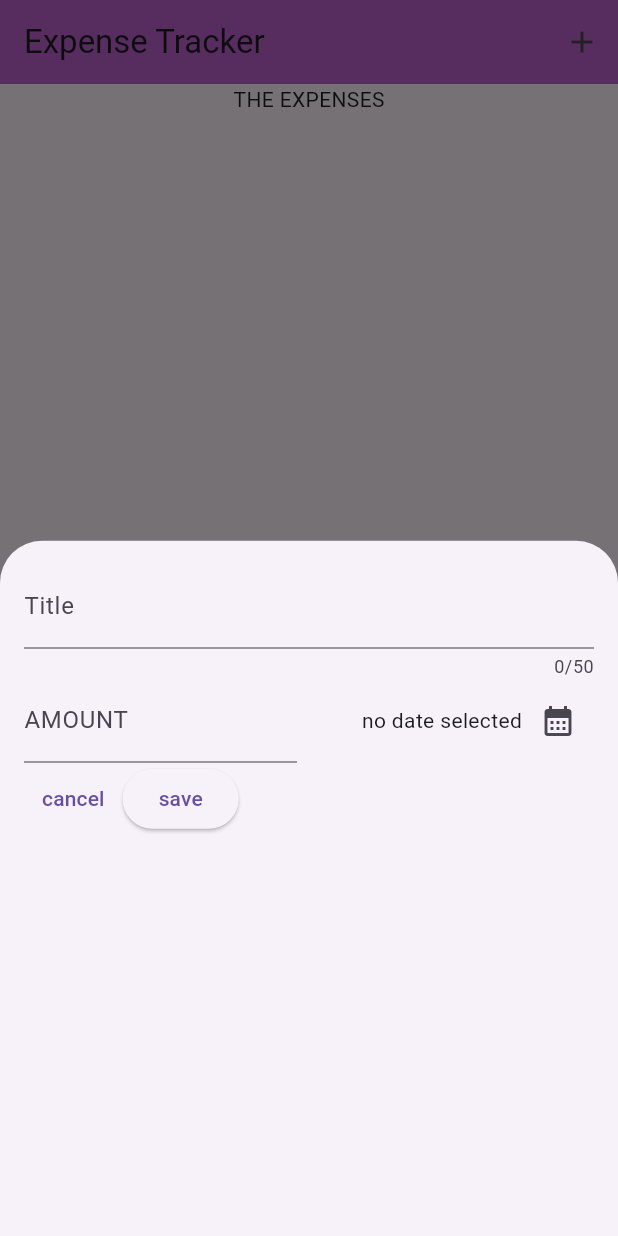
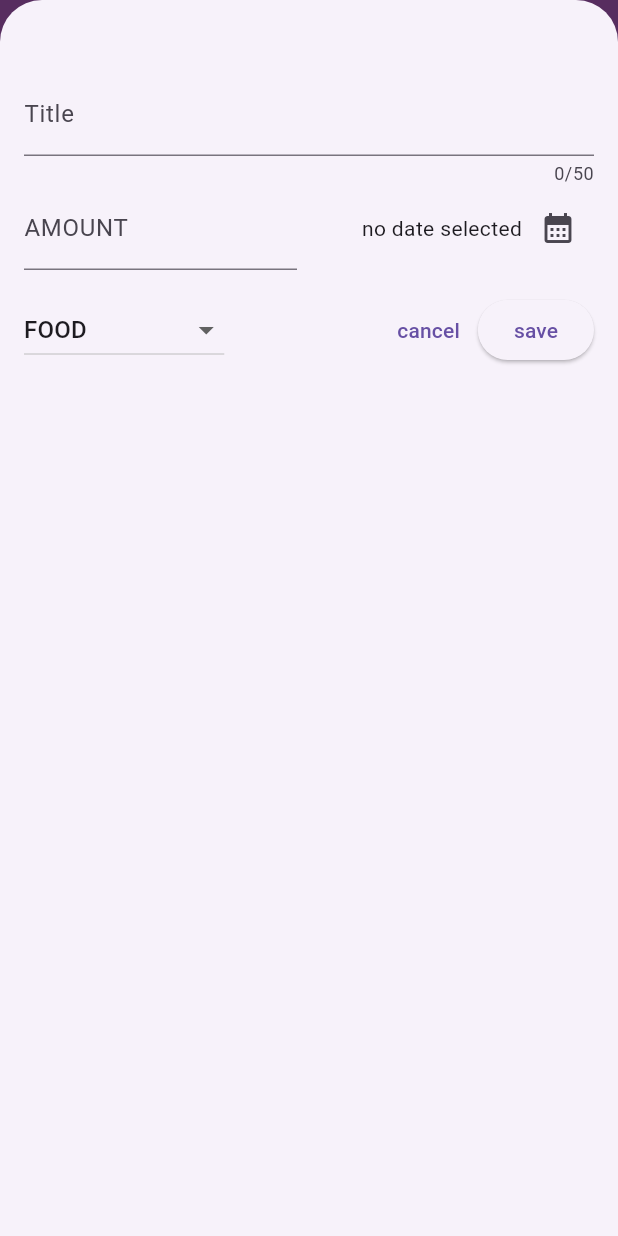
Before and after one commit to ramrshrcg/flutter, a Flutter app: the screen it shows after launch, after a tap on the "add" icon, on a phone screen of 412 x 824 dp. Run offline on Flutter 3.47's test engine with Material 3 defaults, Android fonts, the phone set to English and light mode, and no system bars.

```diff
--- a/lib/model/expense.dart
+++ b/lib/model/expense.dart
@@ -3,7 +3,7 @@ import 'package:uuid/uuid.dart';
 import 'package:intl/intl.dart';
 const uuid = Uuid();
 final formatter= DateFormat.yMd();
-enum Category{food, travel, work, leisure}
+enum Category{food, travel, work, leisure,miscelneous}
 
 // ignore: constant_identifier_names
 const CategoryIcons={
@@ -11,6 +11,7 @@ const CategoryIcons={
   Category.travel:Icons.flight_takeoff,
   Category.leisure: Icons.movie,
   Category.work: Icons.work,
+  Category.miscelneous: Icons.miscellaneous_services,
 
 };
 
--- a/lib/widgets/expenses.dart
+++ b/lib/widgets/expenses.dart
@@ -14,11 +14,57 @@ class Expenses extends StatefulWidget {
 
 class _ExpensesState extends State<Expenses> {
   final List<Expense> _registeredExpenses = [
+    //there is a expenses that to
+    //be displayed in the app in front page
+  ];
 
-  ];
+  void _openAddExpenseOverlay() {
+    showModalBottomSheet(
+      isScrollControlled: true,
+      context: context,
+      builder: (ctx) => NewExpense(onAddExpense: _addExpenses),
+    );
+  }
+
+  void _addExpenses(Expense expense) {
+    setState(() {});
+    _registeredExpenses.add(expense);
+  }
+
+  void _removeexpense(Expense expense) {
+    final expenseIndex= _registeredExpenses.indexOf(expense);
+    setState(() {
+      _registeredExpenses.remove(expense);
+    });
+
+    ScaffoldMessenger.of(context).clearSnackBars();
+    ScaffoldMessenger.of(context).showSnackBar(
+      SnackBar(
+        duration: const Duration(seconds: 5),
+        content: const Text('expense deleted'),
+        action: SnackBarAction(
+          label: 'undo',
+          onPressed: () {setState(() {
+            _registeredExpenses.insert(expenseIndex, expense);
+          });},
+        ),
+      ),
+    );
+  }
 
   @override
   Widget build(BuildContext context) {
+    Widget mainContent = const Center(
+      child: Text(
+        'No expenses found. Start adding some ',
+      ),
+    );
+
+    if (_registeredExpenses.isNotEmpty) {
+      mainContent = ExpensesList(
+          expenses: _registeredExpenses, onRemoveExpense: _removeexpense);
+    }
+
     return Scaffold(
       appBar: AppBar(
         title: const Text('Expense Tracker '),
@@ -26,10 +72,7 @@ class _ExpensesState extends State<Expenses> {
         actions: [
           IconButton(
             onPressed: () {
-              showModalBottomSheet(
-                context: context,
-                builder: (ctx) => NewExpense(),
-              );
+              _openAddExpenseOverlay();
             }, //_openAddExpenseOverlay(),
             icon: const Icon(Icons.add),
           ),
@@ -39,12 +82,10 @@ class _ExpensesState extends State<Expenses> {
         children: [
           const Text('THE EXPENSES'),
           Expanded(
-            child: ExpensesList(expenses: _registeredExpenses),
+            child: mainContent,
           ),
         ],
       ),
     );
-
-
   }
 }
--- a/lib/widgets/expenses_list/expenses_list.dart
+++ b/lib/widgets/expenses_list/expenses_list.dart
@@ -3,17 +3,25 @@ import 'package:flutter/material.dart';
 import 'package:expense_tracker_app/model/expense.dart';
 
 class ExpensesList extends StatelessWidget {
-  const ExpensesList({super.key, required this.expenses});
+  const ExpensesList({
+    super.key,
+    required this.expenses,
+    required this.onRemoveExpense,
+  });
   final List<Expense> expenses;
+  final void Function (Expense expense) onRemoveExpense;
 
   @override
   Widget build(BuildContext context) {
     return ListView.builder(
       itemCount: expenses.length,
-      itemBuilder: (ctx, index) => Expense_item(expenses[index]),
-
-
+      itemBuilder: (ctx, index) => Dismissible(
+        key: ValueKey(expenses[index]),
+        onDismissed: (direction){
+          onRemoveExpense(expenses[index],);
+        },
+        child: Expense_item(expenses[index]),
+      ),
     );
   }
-
-  }
+}
--- a/lib/widgets/new_expense.dart
+++ b/lib/widgets/new_expense.dart
@@ -1,8 +1,11 @@
+// ignore_for_file: non_constant_identifier_names
+
 import 'package:flutter/material.dart';
 import 'package:expense_tracker_app/model/expense.dart';
 
 class NewExpense extends StatefulWidget {
-  const NewExpense({super.key});
+  const NewExpense({super.key, required this.onAddExpense});
+  final void Function(Expense expense) onAddExpense;
 
   @override
   State<StatefulWidget> createState() {
@@ -19,6 +22,7 @@ class _NewExpense extends State<NewExpense> {
   final _titleController = TextEditingController();
   final _amountController = TextEditingController();
   DateTime? _selectedDate;
+  Category _selectedCategory = Category.food;
   @override
   void dispose() {
     _titleController.dispose();
@@ -27,7 +31,8 @@ class _NewExpense extends State<NewExpense> {
 
   void _presentDatePicker() async {
     final now = DateTime.now();
-    final firstdate = DateTime(now.year - 1, now.month, now.day);
+    final firstdate = DateTime(now.year - 1,
+     now.month, now.day);
 
     final pickeddate = await showDatePicker(
       context: context,
@@ -40,10 +45,48 @@ class _NewExpense extends State<NewExpense> {
     });
   }
 
+  void _submitExpensesDate() {
+    final enteredAmount = double.tryParse(_amountController
+    .text);
+    final amountIsInvalid = enteredAmount == null
+    || enteredAmount <= 0;
+
+    if (_titleController.text.trim().isEmpty ||
+        amountIsInvalid ||
+        _selectedDate == null) {
+      showDialog(
+        context: context,
+        builder: (ctx) => AlertDialog(
+          title: const Text('invalid input'),
+          content: const Text(
+              'please make sure a valid title amount date and categoty was entered'),
+          actions: [
+            TextButton(
+              onPressed: () {
+                Navigator.pop(ctx);
+              },
+              child: const Text('okay'),
+            ),
+          ],
+        ),
+      );
+      return;
+    }
+    widget.onAddExpense(
+      Expense(
+        title: _titleController.text,
+        amount: enteredAmount,
+        date: _selectedDate!,
+        category: _selectedCategory,
+      ),
+    );
+    Navigator.pop(context);
+  }
+
   @override
   Widget build(BuildContext context) {
     return Padding(
-      padding: const EdgeInsets.all(16),
+      padding: const EdgeInsets.fromLTRB(16, 48, 16, 16),
       child: Column(
         children: [
           TextField(
@@ -90,9 +133,33 @@ class _NewExpense extends State<NewExpense> {
               ),
             ],
           ),
+          const SizedBox(
+            height: 16,
+          ),
           Row(
             children: [
-             // DropdownButton(items: , onChanged: (value){},),
+              DropdownButton(
+                value: _selectedCategory,
+                items: Category.values
+                    .map(
+                      (category) => DropdownMenuItem(
+                        value: category,
+                        child: Text(
+                          category.name.toUpperCase(),
+                        ),
+                      ),
+                    )
+                    .toList(),
+                onChanged: (value) {
+                  if (value == null) {
+                    return;
+                  }
+                  setState(() {
+                    _selectedCategory = value;
+                  });
+                },
+              ),
+              const Spacer(),
               TextButton(
                 child: const Text('cancel'),
                 onPressed: () {
@@ -101,9 +168,7 @@ class _NewExpense extends State<NewExpense> {
               ),
               ElevatedButton(
                 onPressed: () {
-                  print(_titleController.text);
-                  print(_amountController.text);
-
+                  _submitExpensesDate();
                 },
                 child: const Text('save'),
               ),
```
Also changed, not shown: 1 other file.
